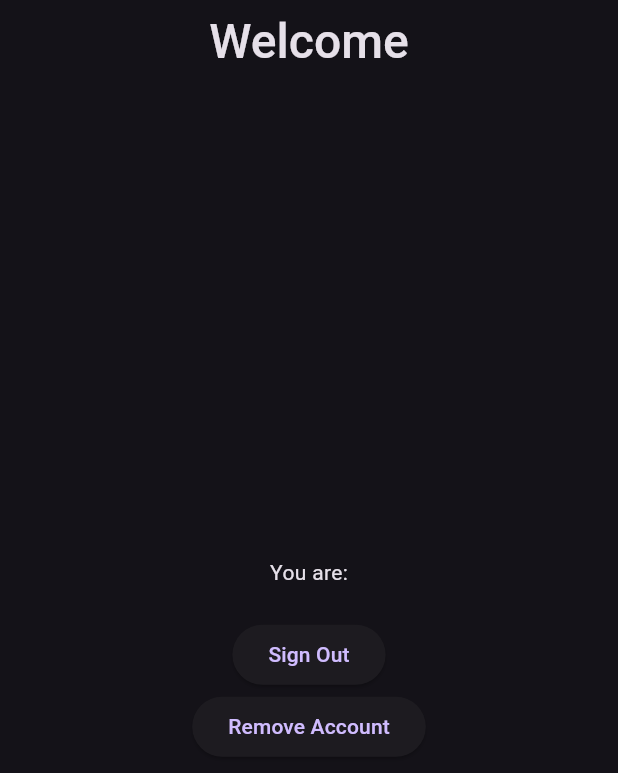
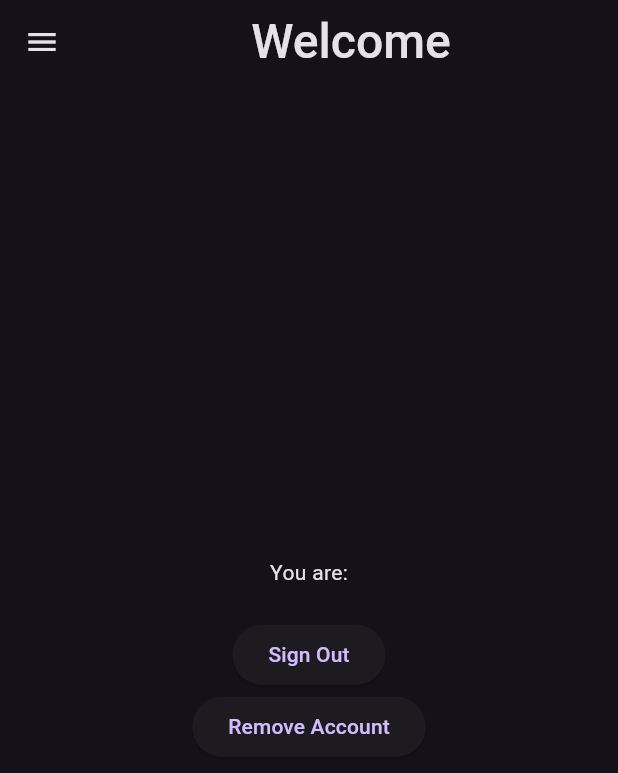
Before and after one commit to lok-ben/CSCI3100-Twitter-Group-C6, a Flutter app: the screen it shows once a user with an empty profile is signed in, on a phone screen of 412 x 824 dp. Shown: the top 773 px of the screen. Run offline on Flutter 3.47's test engine with Material 2 defaults, Android fonts, the light colour scheme and no system bars; our stand-ins replace firebase_auth, firebase_core, flutter_svg, sidebarx; missing offline and left inert: flutterfire_ui; accounts and stored records are empty; statements that could not run were skipped.

Commit message:
add sidebar to home page

```diff
--- a/csci3100_twitter_project_c6/lib/features/auth/auth.dart
+++ b/csci3100_twitter_project_c6/lib/features/auth/auth.dart
@@ -1,3 +1,4 @@
+import 'package:flutter_svg/flutter_svg.dart';
 import 'package:flutterfire_ui/auth.dart';
 import 'package:flutter/material.dart';
 
@@ -34,7 +35,7 @@ class _SignInState extends State<SignIn> {
             padding: const EdgeInsets.all(20),
             child: AspectRatio(
               aspectRatio: 1,
-              child: Image.asset('images/twitter.png'),
+              child: SvgPicture.asset('images/twitter.svg'),
             ),
           );
         },
@@ -43,7 +44,7 @@ class _SignInState extends State<SignIn> {
             padding: const EdgeInsets.all(20),
             child: AspectRatio(
               aspectRatio: 1,
-              child: Image.asset('images/twitter.png'),
+              child: SvgPicture.asset('images/twitter.svg'),
             ),
           );
         },
--- a/csci3100_twitter_project_c6/lib/homepage.dart
+++ b/csci3100_twitter_project_c6/lib/homepage.dart
@@ -1,6 +1,6 @@
 import 'package:flutter/material.dart';
 import 'package:firebase_auth/firebase_auth.dart';
-import 'package:firebase_auth/firebase_auth.dart';
+import 'package:sidebarx/sidebarx.dart';
 
 class HomePage extends StatelessWidget {
   HomePage({Key? key}) : super(key: key);
@@ -50,9 +50,23 @@ class HomePage extends StatelessWidget {
   Widget build(BuildContext context) {
     return Scaffold(
       appBar: AppBar(title: _title()),
+      drawer: SidebarX(
+        controller: SidebarXController(
+          selectedIndex: 0,
+          extended: true,
+        ),
+        theme: SidebarXTheme(
+            width: MediaQuery.of(context).size.width * 0.25,
+            textStyle: const TextStyle(fontSize: 16)),
+        items: const [
+          SidebarXItem(icon: Icons.home, label: 'Home'),
+          SidebarXItem(icon: Icons.search, label: 'Search'),
+          SidebarXItem(icon: Icons.chat, label: 'Message'),
+          SidebarXItem(icon: Icons.person, label: 'Portfolio'),
+        ],
+      ),
       body: Container(
-        height: double.infinity,
-        width: double.infinity,
+        alignment: const Alignment(0, 0),
         padding: const EdgeInsets.all(20),
         child: Column(
           crossAxisAlignment: CrossAxisAlignment.center,
--- a/csci3100_twitter_project_c6/pubspec.yaml
+++ b/csci3100_twitter_project_c6/pubspec.yaml
@@ -41,6 +41,8 @@ dependencies:
     sdk: flutter
   firebase_ui_auth: ^1.1.16
   flutterfire_ui: ^0.4.3+20
+  flutter_svg:
+  sidebarx:
 
 dependency_overrides:
   intl: ^0.17.0-nullsafety.2
@@ -68,7 +70,7 @@ flutter:
 
   # To add assets to your application, add an assets section, like this:
   assets:
-    - images/twitter.png
+    - images/
 
   # An image asset can refer to one or more resolution-specific "variants", see
   # https://flutter.dev/assets-and-images/#resolution-aware
```
Also changed, not shown: csci3100_twitter_project_c6/pubspec.lock, 1 other file.
